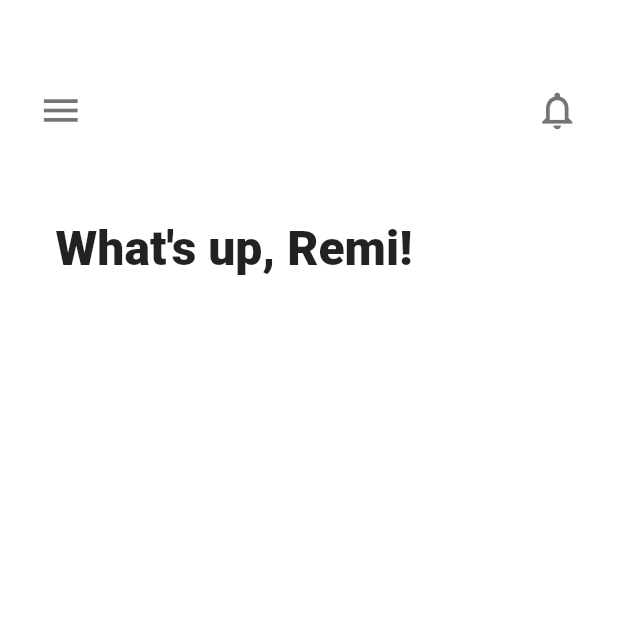
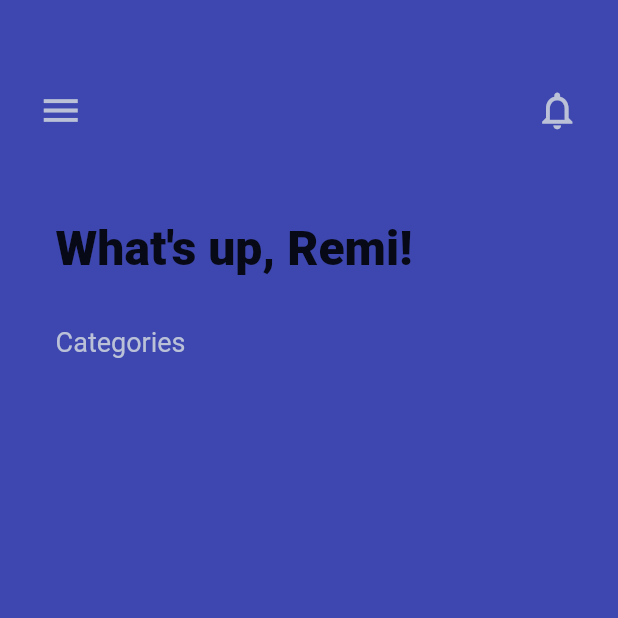
Before and after one commit to I-Scream-4-Icecream/todo_list, a Flutter app: the screen it shows after launch, on a phone screen of 412 x 824 dp, the top half of it. Run offline on Flutter 3.47's test engine with Material 2 defaults, Android fonts, the phone set to English and light mode, and no system bars.

Commit message:
added colors to home page

```diff
--- a/lib/pages/home.dart
+++ b/lib/pages/home.dart
@@ -37,18 +37,20 @@ class Home extends StatelessWidget {
 
     return Scaffold(
       key: _scaffoldKey,
-      backgroundColor: Colors.white,
+      backgroundColor: Color(0xFF3D47AF),
       drawer: Drawer(
+        child: Container(
+          color: Color(0xFF2643C4),
           child: Column(
             children: <Widget> [
               Container(
                 width: double.infinity,
-              color: Color(0x2643C4),
                 child: DrawerHeader(
                   child: Container() //When Auth is ready add the user's name to the header and the user's year
                 )
               )
             ]
+          ),
         )
       ),
       body: SingleChildScrollView(
@@ -61,14 +63,14 @@ class Home extends StatelessWidget {
                 mainAxisAlignment: MainAxisAlignment.spaceBetween,
                 children: <Widget> [
                   IconButton(
-                    icon: Icon(Icons.menu, color: Colors.grey[600], size: 30.0),
+                    icon: Icon(Icons.menu, color: Color(0xFFBBC2D8), size: 30.0),
                     onPressed: () {
                       _scaffoldKey.currentState?.openDrawer();
                       print(_scaffoldKey.currentState.toString());
                     },
                   ),
                   IconButton(
-                    icon: Icon(Icons.notifications_outlined, color: Colors.grey[600], size: 30.0),
+                    icon: Icon(Icons.notifications_outlined, color: Color(0xFFBBC2D8), size: 30.0),
                     onPressed: () {}
                   )
                 ]
@@ -84,6 +86,13 @@ class Home extends StatelessWidget {
                   //color: Color()
                 ),
               )
+            ),
+            Padding(
+              padding: EdgeInsets.only(top: screenHeight*0.04, left: screenWidth*0.09),
+              child: Text(
+                'Categories',
+                style: TextStyle(fontSize: 18.0, color: Color(0xFFBBC2D8)),
+              ),
             )
           ]
         )
```
Lines whose indentation alone changed are shown as unchanged.
